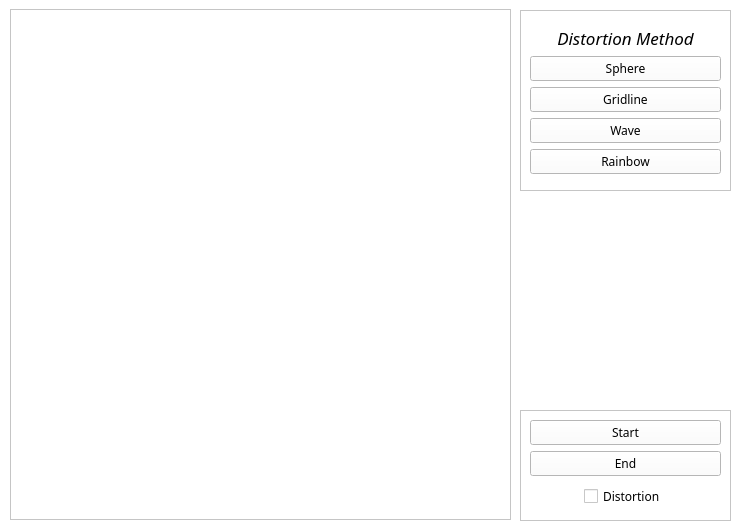
Old version of the form GUI/GUI.ui in the repository RandallDW/Video_face_distortion.
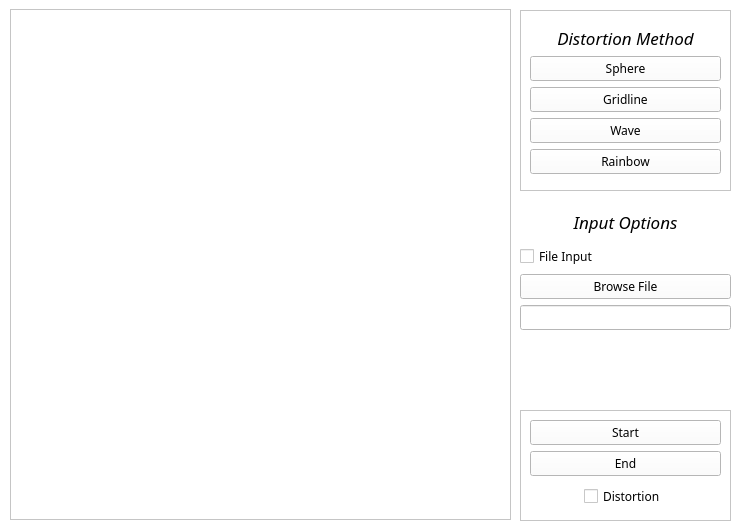
New version of the form.

Commit message: added file browser dialog window and input option frame

```diff
--- a/GUI/GUI.ui
+++ b/GUI/GUI.ui
@@ -656,6 +656,51 @@
     </item>
    </layout>
   </widget>
+  <widget class="QWidget" name="gridLayoutWidget">
+   <property name="geometry">
+    <rect>
+     <x>520</x>
+     <y>210</y>
+     <width>211</width>
+     <height>120</height>
+    </rect>
+   </property>
+   <layout class="QGridLayout" name="InputFrame">
+    <item row="0" column="0">
+     <widget class="QLabel" name="input_label">
+      <property name="font">
+       <font>
+        <pointsize>13</pointsize>
+        <italic>true</italic>
+       </font>
+      </property>
+      <property name="text">
+       <string>Input Options</string>
+      </property>
+      <property name="alignment">
+       <set>Qt::AlignHCenter|Qt::AlignTop</set>
+      </property>
+     </widget>
+    </item>
+    <item row="3" column="0">
+     <widget class="QLineEdit" name="lineEdit"/>
+    </item>
+    <item row="1" column="0">
+     <widget class="QCheckBox" name="file_input_check">
+      <property name="text">
+       <string>File Input</string>
+      </property>
+     </widget>
+    </item>
+    <item row="2" column="0">
+     <widget class="QPushButton" name="file_browse">
+      <property name="text">
+       <string>Browse File</string>
+      </property>
+     </widget>
+    </item>
+   </layout>
+  </widget>
  </widget>
  <resources/>
  <connections/>
```
Left out of the diff: 3 changed lines with no effect on the pictures. The commit also changes 8 other files.
